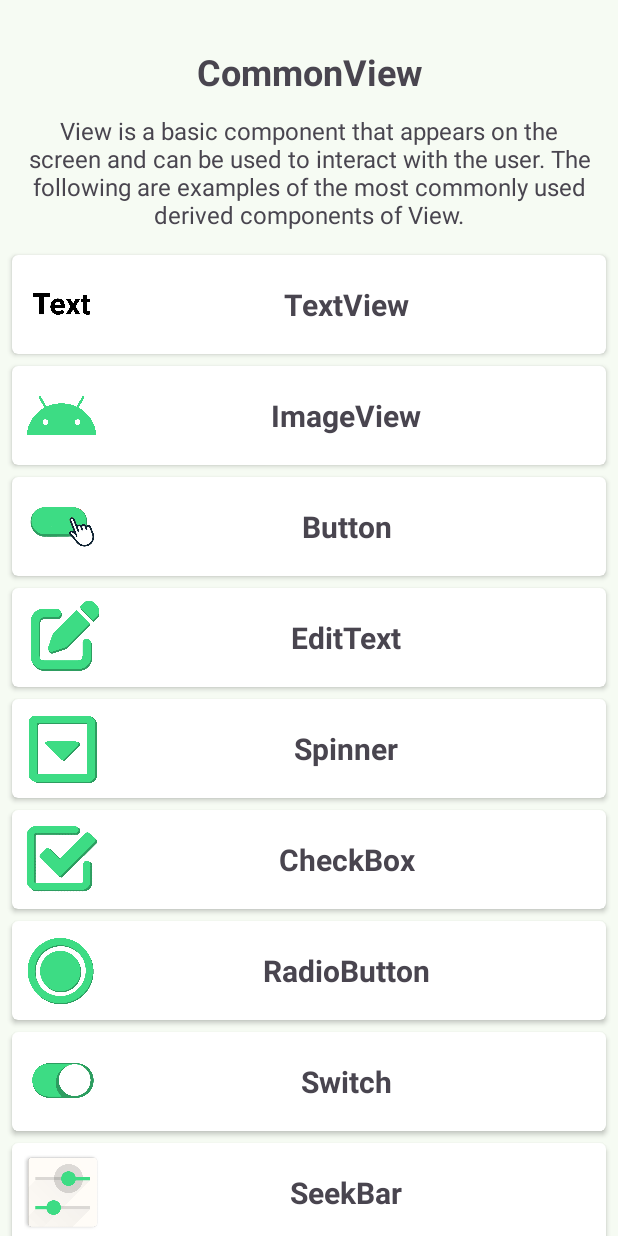
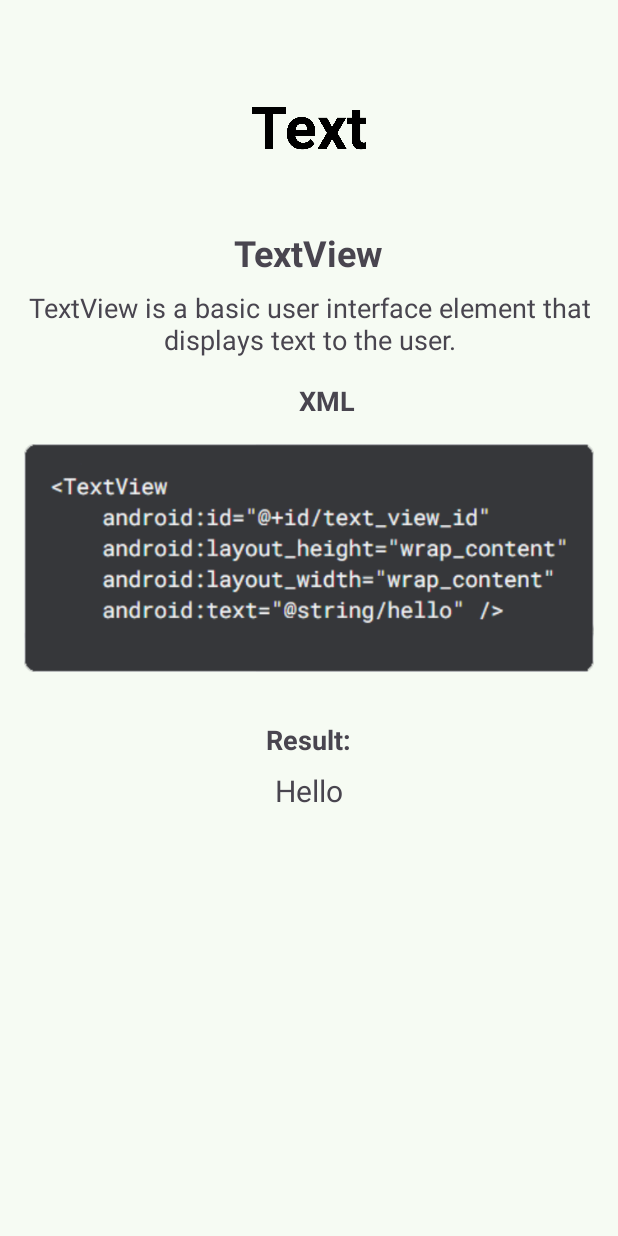
Before and after one commit to hahmadfaiq21/CommonView, an Android app: the screen it shows after launch (MainActivity before the commit, TextViewActivity after it), after a tap on "TextView", on a phone screen of 412 x 824 dp. Run offline under Robolectric (Android 15) with nearby library versions, the phone set to English and light mode, and no system bars.

Commit message:
Adding TextView Details

```diff
--- a/app/build.gradle.kts
+++ b/app/build.gradle.kts
@@ -16,6 +16,10 @@ android {
         versionName = "1.0"
 
         testInstrumentationRunner = "androidx.test.runner.AndroidJUnitRunner"
+    }
+
+    buildFeatures {
+        viewBinding = true
     }
 
     buildTypes {
--- a/app/src/main/AndroidManifest.xml
+++ b/app/src/main/AndroidManifest.xml
@@ -13,7 +13,10 @@
         android:theme="@style/Theme.CommonView"
         tools:targetApi="31">
         <activity
-            android:name=".MainActivity"
+            android:name=".ui.views.TextViewActivity"
+            android:exported="false" />
+        <activity
+            android:name=".ui.MainActivity"
             android:exported="true">
             <intent-filter>
                 <action android:name="android.intent.action.MAIN" />
--- a/app/src/main/java/hahmadfaiq21/beginner/commonview/MainActivity.kt
+++ /dev/null
@@ -1,58 +0,0 @@
-package hahmadfaiq21.beginner.commonview
-
-import android.content.res.Configuration
-import android.os.Bundle
-import android.widget.Toast
-import androidx.appcompat.app.AppCompatActivity
-import androidx.recyclerview.widget.GridLayoutManager
-import androidx.recyclerview.widget.LinearLayoutManager
-import androidx.recyclerview.widget.RecyclerView
-
-class MainActivity : AppCompatActivity() {
-
-    private lateinit var rvViews: RecyclerView
-    private val list = ArrayList<ItemView>()
-
-    override fun onCreate(savedInstanceState: Bundle?) {
-        super.onCreate(savedInstanceState)
-        setContentView(R.layout.activity_main)
-
-        rvViews = findViewById(R.id.rv_views)
-        rvViews.setHasFixedSize(true)
-        list.addAll(getListViews())
-        showRecyclerList()
-
-        if (applicationContext.resources.configuration.orientation == Configuration.ORIENTATION_LANDSCAPE) {
-            rvViews.layoutManager = GridLayoutManager(this, 2)
-        } else {
-            rvViews.layoutManager = LinearLayoutManager(this)
-        }
-    }
-
-    private fun showRecyclerList() {
-        rvViews.layoutManager = LinearLayoutManager(this)
-        val listViewAdapter = ListViewAdapter(list)
-        rvViews.adapter = listViewAdapter
-        listViewAdapter.setOnItemClickCallback(object : ListViewAdapter.OnItemClickCallback {
-            override fun onItemClicked(data: ItemView) {
-                showSelectedView(data)
-            }
-        })
-    }
-
-    private fun showSelectedView(view: ItemView) {
-        Toast.makeText(this, "Kamu memilih " + view.name, Toast.LENGTH_SHORT).show()
-    }
-
-    private fun getListViews(): ArrayList<ItemView> {
-        val dataName = resources.getStringArray(R.array.data_name)
-        val dataPhoto = resources.obtainTypedArray(R.array.data_photo)
-        val listViews = ArrayList<ItemView>()
-        for (i in dataName.indices) {
-        val itemView = ItemView(dataName[i], dataPhoto.getResourceId(i, -1))
-            listViews.add(itemView)
-        }
-        dataPhoto.recycle()
-        return listViews
-    }
-}
--- a/app/src/main/java/hahmadfaiq21/beginner/commonview/ListViewAdapter.kt
+++ b/app/src/main/java/hahmadfaiq21/beginner/commonview/adapter/ListViewAdapter.kt
@@ -1,4 +1,4 @@
-package hahmadfaiq21.beginner.commonview
+package hahmadfaiq21.beginner.commonview.adapter
 
 import android.view.LayoutInflater
 import android.view.View
@@ -6,6 +6,8 @@ import android.view.ViewGroup
 import android.widget.ImageView
 import android.widget.TextView
 import androidx.recyclerview.widget.RecyclerView
+import hahmadfaiq21.beginner.commonview.R
+import hahmadfaiq21.beginner.commonview.data.ItemView
 
 class ListViewAdapter(private val listView: ArrayList<ItemView>): RecyclerView.Adapter<ListViewAdapter.ListViewHolder>() {
 
--- a/app/src/main/java/hahmadfaiq21/beginner/commonview/ItemView.kt
+++ b/app/src/main/java/hahmadfaiq21/beginner/commonview/data/ItemView.kt
@@ -1,4 +1,4 @@
-package hahmadfaiq21.beginner.commonview
+package hahmadfaiq21.beginner.commonview.data
 
 import android.os.Parcelable
 import kotlinx.parcelize.Parcelize
--- /dev/null
+++ b/app/src/main/java/hahmadfaiq21/beginner/commonview/ui/MainActivity.kt
@@ -0,0 +1,65 @@
+package hahmadfaiq21.beginner.commonview.ui
+
+import android.content.Intent
+import android.content.res.Configuration
+import android.os.Bundle
+import androidx.appcompat.app.AppCompatActivity
+import androidx.recyclerview.widget.GridLayoutManager
+import androidx.recyclerview.widget.LinearLayoutManager
+import hahmadfaiq21.beginner.commonview.R
+import hahmadfaiq21.beginner.commonview.ui.views.TextViewActivity
+import hahmadfaiq21.beginner.commonview.adapter.ListViewAdapter
+import hahmadfaiq21.beginner.commonview.data.ItemView
+import hahmadfaiq21.beginner.commonview.databinding.ActivityMainBinding
+
+class MainActivity : AppCompatActivity() {
+
+    private lateinit var binding: ActivityMainBinding
+    private val list = ArrayList<ItemView>()
+
+    override fun onCreate(savedInstanceState: Bundle?) {
+        super.onCreate(savedInstanceState)
+        binding = ActivityMainBinding.inflate(layoutInflater)
+        setContentView(binding.root)
+
+        binding.rvViews.setHasFixedSize(true)
+        list.addAll(getListViews())
+        showRecyclerList()
+
+        if (applicationContext.resources.configuration.orientation == Configuration.ORIENTATION_LANDSCAPE) {
+            binding.rvViews.layoutManager = GridLayoutManager(this, 2)
+        } else {
+            binding.rvViews.layoutManager = LinearLayoutManager(this)
+        }
+    }
+
+    private fun showRecyclerList() {
+        binding.rvViews.layoutManager = LinearLayoutManager(this)
+        val listViewAdapter = ListViewAdapter(list)
+        binding.rvViews.adapter = listViewAdapter
+        listViewAdapter.setOnItemClickCallback(object : ListViewAdapter.OnItemClickCallback {
+            override fun onItemClicked(data: ItemView) {
+                when (data.name) {
+                    resources.getStringArray(R.array.data_name)[0] -> {
+                        Intent(this@MainActivity, TextViewActivity::class.java).also {
+                            it.putExtra(TextViewActivity.EXTRA_DATA, data)
+                            startActivity(it)
+                        }
+                    }
+                }
+            }
+        })
+    }
+
+    private fun getListViews(): ArrayList<ItemView> {
+        val dataName = resources.getStringArray(R.array.data_name)
+        val dataPhoto = resources.obtainTypedArray(R.array.data_photo)
+        val listViews = ArrayList<ItemView>()
+        for (i in dataName.indices) {
+        val viewItems = ItemView(dataName[i], dataPhoto.getResourceId(i, -1))
+            listViews.add(viewItems)
+        }
+        dataPhoto.recycle()
+        return listViews
+    }
+}
--- /dev/null
+++ b/app/src/main/java/hahmadfaiq21/beginner/commonview/ui/views/TextViewActivity.kt
@@ -0,0 +1,34 @@
+package hahmadfaiq21.beginner.commonview.ui.views
+
+import android.os.Build
+import android.os.Bundle
+import androidx.appcompat.app.AppCompatActivity
+import hahmadfaiq21.beginner.commonview.data.ItemView
+import hahmadfaiq21.beginner.commonview.databinding.ActivityTextViewBinding
+
+class TextViewActivity : AppCompatActivity() {
+
+    private lateinit var binding: ActivityTextViewBinding
+
+    companion object {
+        const val EXTRA_DATA = "extra_data"
+    }
+
+    override fun onCreate(savedInstanceState: Bundle?) {
+        super.onCreate(savedInstanceState)
+        binding = ActivityTextViewBinding.inflate(layoutInflater)
+        setContentView(binding.root)
+
+        val data = if (Build.VERSION.SDK_INT >= Build.VERSION_CODES.TIRAMISU) {
+            intent.getParcelableExtra(EXTRA_DATA, ItemView::class.java)
+        } else {
+            @Suppress("DEPRECATION")
+            intent.getParcelableExtra(EXTRA_DATA)
+        }
+
+        data?.let {
+            binding.ivImage.setImageResource(it.photo)
+            binding.tvTitle.text = it.name
+        }
+    }
+}
--- a/app/src/main/res/layout/activity_main.xml
+++ b/app/src/main/res/layout/activity_main.xml
@@ -5,13 +5,13 @@
     android:id="@+id/main"
     android:layout_width="match_parent"
     android:layout_height="match_parent"
-    tools:context=".MainActivity">
+    tools:context=".ui.MainActivity">
 
     <TextView
         android:id="@+id/title"
         android:layout_width="wrap_content"
         android:layout_height="wrap_content"
-        android:text="@string/common_view"
+        android:text="@string/app_name"
         android:textSize="24sp"
         android:textStyle="bold"
         app:layout_constraintBottom_toBottomOf="parent"
--- /dev/null
+++ b/app/src/main/res/layout/activity_text_view.xml
@@ -0,0 +1,80 @@
+<?xml version="1.0" encoding="utf-8"?>
+<ScrollView xmlns:android="http://schemas.android.com/apk/res/android"
+    xmlns:tools="http://schemas.android.com/tools"
+    android:id="@+id/main"
+    android:layout_width="match_parent"
+    android:layout_height="match_parent"
+    tools:context=".ui.views.TextViewActivity">
+
+    <LinearLayout
+        android:layout_width="match_parent"
+        android:layout_height="wrap_content"
+        android:orientation="vertical"
+        android:padding="16dp">
+
+        <ImageView
+            android:id="@+id/iv_image"
+            android:layout_width="100dp"
+            android:layout_height="100dp"
+            android:layout_gravity="center"
+            android:layout_marginTop="20dp"
+            android:contentDescription="@string/image_view"
+            tools:srcCompat="@tools:sample/avatars" />
+
+        <TextView
+            android:id="@+id/tv_title"
+            android:layout_width="wrap_content"
+            android:layout_height="wrap_content"
+            android:layout_gravity="center"
+            android:layout_marginTop="16dp"
+            android:text="@string/views_name"
+            android:textSize="24sp"
+            android:textStyle="bold" />
+
+        <TextView
+            android:id="@+id/tv_description"
+            android:layout_width="match_parent"
+            android:layout_height="wrap_content"
+            android:text="@string/text_view_description"
+            android:textAlignment="center"
+            android:textSize="18sp"
+            android:layout_marginTop="8dp" />
+
+        <TextView
+            android:layout_width="wrap_content"
+            android:layout_height="wrap_content"
+            android:layout_marginStart="12dp"
+            android:layout_marginTop="16dp"
+            android:layout_gravity="center"
+            android:text="@string/xml"
+            android:textSize="18sp"
+            android:textStyle="bold" />
+
+        <ImageView
+            android:layout_gravity="center"
+            android:layout_width="wrap_content"
+            android:layout_height="wrap_content"
+            android:contentDescription="@string/text_view_xml"
+            android:src="@drawable/textview_xml" />
+
+        <TextView
+            android:id="@+id/tv_result"
+            android:layout_width="wrap_content"
+            android:layout_height="wrap_content"
+            android:layout_gravity="center"
+            android:layout_marginTop="16dp"
+            android:text="@string/result"
+            android:textSize="18sp"
+            android:textStyle="bold" />
+
+        <TextView
+            android:id="@+id/tv_result_holder"
+            android:layout_width="wrap_content"
+            android:layout_height="wrap_content"
+            android:layout_gravity="center"
+            android:text="@string/hello"
+            android:textSize="20sp"
+            android:layout_marginTop="8dp"
+            android:layout_marginBottom="20dp"/>
+    </LinearLayout>
+</ScrollView>
--- a/app/src/main/res/values/strings.xml
+++ b/app/src/main/res/values/strings.xml
@@ -1,9 +1,17 @@
 <resources>
     <string name="app_name">CommonView</string>
-    <string name="common_view">CommonView</string>
+
     <string name="common_view_intro">View is a basic component that appears on the screen and can be used to interact with the user. The following are examples of the most commonly used derived components of View.</string>
+
     <string name="views_name">Nama View</string>
-    <string name="logo">CommonView logo</string>
+    <string name="image_view">Image View</string>
+
+    <string name="text_view_description">TextView is a basic user interface element that displays text to the user.</string>
+
+    <string name="xml">XML</string>
+    <string name="text_view_xml">Text View XML</string>
+    <string name="result">Result:</string>
+    <string name="hello">Hello</string>
 
     <string-array name="data_name">
         <item>TextView</item>
```
Also changed, not shown: app/src/main/res/drawable/textview_xml.png (added).
